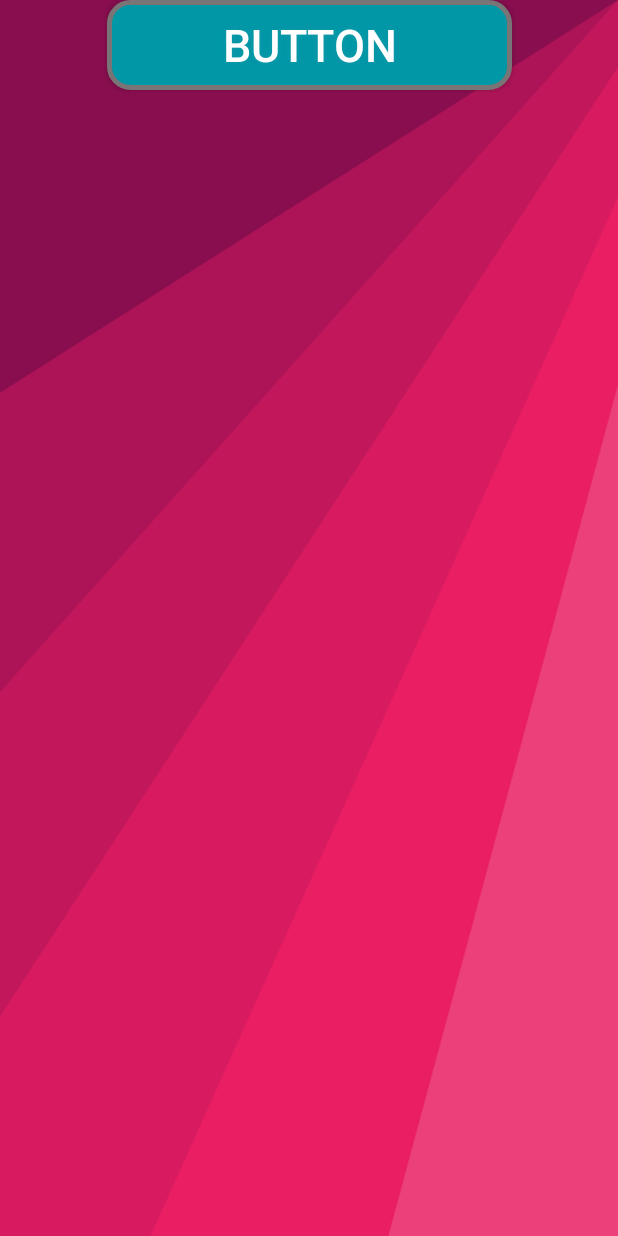
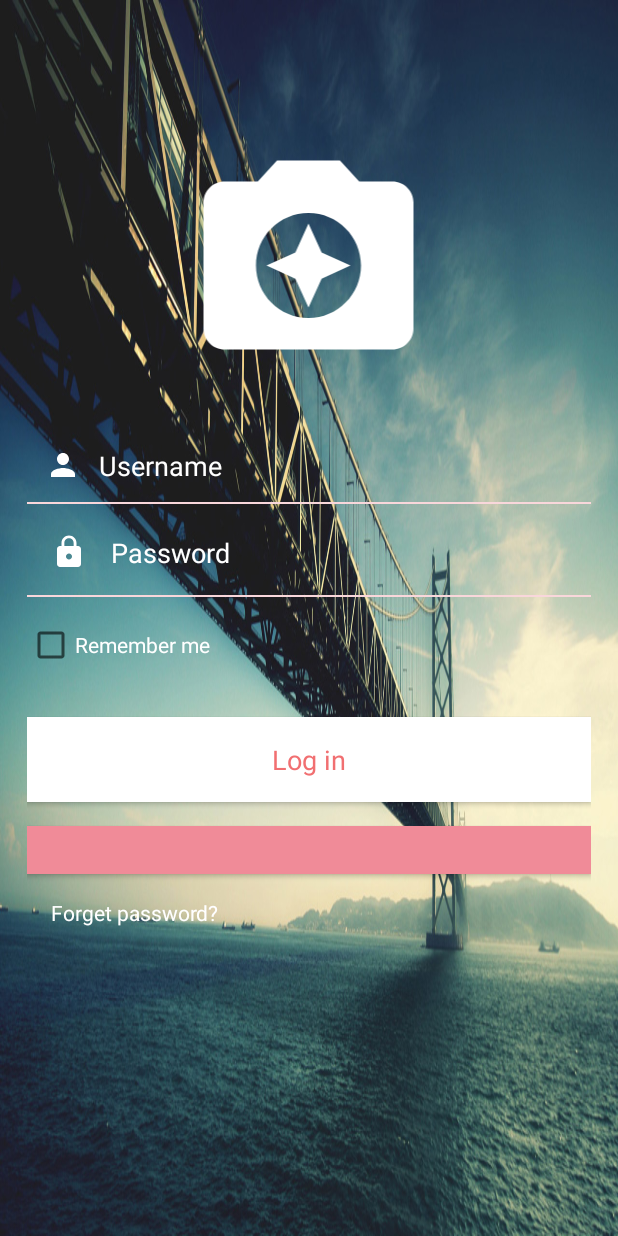
Before and after one commit to ZanderKirilov/Java-For-Everyone, an Android app: the Tester screen opened directly, with no data from a screen before it, on a phone screen of 412 x 824 dp. Run offline under Robolectric (Android 15) with nearby library versions, the phone set to English and light mode, and no system bars.

Commit message:
Commit java_for_everyone2.txt file, made it possible to read in Introduction page when click on button Intro. Redesigned Introduction layout. Added new files in drawable.

```diff
--- a/JavaForEveryone3/app/src/main/java/com/example/sethcohen/javaforeveryone3/Arrays.java
+++ b/JavaForEveryone3/app/src/main/java/com/example/sethcohen/javaforeveryone3/Arrays.java
@@ -1,7 +1,10 @@
 package com.example.sethcohen.javaforeveryone3;
 
+import android.content.Intent;
 import android.support.v7.app.AppCompatActivity;
 import android.os.Bundle;
+import android.view.View;
+import android.widget.Button;
 
 public class Arrays extends AppCompatActivity {
 
@@ -9,5 +12,6 @@ public class Arrays extends AppCompatActivity {
     protected void onCreate(Bundle savedInstanceState) {
         super.onCreate(savedInstanceState);
         setContentView(R.layout.activity_arrays);
+
     }
 }
--- a/JavaForEveryone3/app/src/main/java/com/example/sethcohen/javaforeveryone3/Tester.java
+++ b/JavaForEveryone3/app/src/main/java/com/example/sethcohen/javaforeveryone3/Tester.java
@@ -2,6 +2,10 @@ package com.example.sethcohen.javaforeveryone3;
 
 import android.support.v7.app.AppCompatActivity;
 import android.os.Bundle;
+import android.view.View;
+import android.view.animation.Animation;
+import android.view.animation.AnimationUtils;
+import android.widget.Button;
 
 public class Tester extends AppCompatActivity {
 
@@ -9,5 +13,6 @@ public class Tester extends AppCompatActivity {
     protected void onCreate(Bundle savedInstanceState) {
         super.onCreate(savedInstanceState);
         setContentView(R.layout.activity_tester);
+
     }
 }
--- /dev/null
+++ b/JavaForEveryone3/app/src/main/res/drawable/ic_camera_enhance_black_24dp.xml
@@ -0,0 +1,4 @@
+<vector android:height="256dp" android:viewportHeight="24.0"
+    android:viewportWidth="24.0" android:width="256dp" xmlns:android="http://schemas.android.com/apk/res/android">
+    <path android:fillColor="#ffffff" android:pathData="M9,3L7.17,5L4,5c-1.1,0 -2,0.9 -2,2v12c0,1.1 0.9,2 2,2h16c1.1,0 2,-0.9 2,-2L22,7c0,-1.1 -0.9,-2 -2,-2h-3.17L15,3L9,3zM12,18c-2.76,0 -5,-2.24 -5,-5s2.24,-5 5,-5 5,2.24 5,5 -2.24,5 -5,5zM12,17l1.25,-2.75L16,13l-2.75,-1.25L12,9l-1.25,2.75L8,13l2.75,1.25z"/>
+</vector>
--- /dev/null
+++ b/JavaForEveryone3/app/src/main/res/drawable/ic_lock_white_24dp.xml
@@ -0,0 +1,4 @@
+<?xml version="1.0" encoding="UTF-8" standalone="no"?>
+<vector xmlns:android="http://schemas.android.com/apk/res/android" android:height="24dp" android:viewportHeight="24.0" android:viewportWidth="24.0" android:width="24dp">
+    <path android:fillColor="#FFFFFF" android:pathData="M18,8h-1L17,6c0,-2.76 -2.24,-5 -5,-5S7,3.24 7,6v2L6,8c-1.1,0 -2,0.9 -2,2v10c0,1.1 0.9,2 2,2h12c1.1,0 2,-0.9 2,-2L20,10c0,-1.1 -0.9,-2 -2,-2zM12,17c-1.1,0 -2,-0.9 -2,-2s0.9,-2 2,-2 2,0.9 2,2 -0.9,2 -2,2zM15.1,8L8.9,8L8.9,6c0,-1.71 1.39,-3.1 3.1,-3.1 1.71,0 3.1,1.39 3.1,3.1v2z"/>
+</vector>
--- /dev/null
+++ b/JavaForEveryone3/app/src/main/res/drawable/ic_person_white_24dp.xml
@@ -0,0 +1,4 @@
+<?xml version="1.0" encoding="UTF-8" standalone="no"?>
+<vector xmlns:android="http://schemas.android.com/apk/res/android" android:height="24dp" android:viewportHeight="24.0" android:viewportWidth="24.0" android:width="24dp">
+    <path android:fillColor="#FFFFFF" android:pathData="M12,12c2.21,0 4,-1.79 4,-4s-1.79,-4 -4,-4 -4,1.79 -4,4 1.79,4 4,4zM12,14c-2.67,0 -8,1.34 -8,4v2h16v-2c0,-2.66 -5.33,-4 -8,-4z"/>
+</vector>
--- a/JavaForEveryone3/app/src/main/res/layout/activity_tester.xml
+++ b/JavaForEveryone3/app/src/main/res/layout/activity_tester.xml
@@ -1,27 +1,117 @@
 <?xml version="1.0" encoding="utf-8"?>
-<android.support.constraint.ConstraintLayout xmlns:android="http://schemas.android.com/apk/res/android"
+<LinearLayout xmlns:android="http://schemas.android.com/apk/res/android"
     xmlns:app="http://schemas.android.com/apk/res-auto"
-    xmlns:tools="http://schemas.android.com/tools"
+    android:orientation="vertical"
     android:layout_width="match_parent"
     android:layout_height="match_parent"
-    android:background="@drawable/pink_nuances"
-    tools:context="com.example.sethcohen.javaforeveryone3.Tester">
+    android:paddingLeft="18dp"
+    android:paddingRight="18dp"
+    android:background="@drawable/bridge">
 
-    <Button
-        android:id="@+id/angry_btn"
+    <ScrollView
+        android:layout_width="match_parent"
+        android:layout_height="match_parent">
+        <LinearLayout
+            android:layout_width="match_parent"
+            android:layout_height="match_parent"
+            android:orientation="vertical">
 
-        android:text="Button"
-        android:textColor="#FFFFFF"
-        android:textSize="30sp"
+            <ImageView
+                android:layout_width="250dp"
+                android:layout_height="200dp"
+                android:layout_gravity="center_horizontal"
+                android:padding="16dp"
+                android:layout_marginTop="70dp"
+                android:layout_marginBottom="16dp"
+                android:src="@drawable/ic_camera_enhance_black_24dp"/>
 
-        android:layout_width="270dp"
-        android:layout_height="60dp"
-        android:background="@drawable/buttonshape"
-        android:shadowColor="#1499A8"
-        android:shadowDx="0"
-        android:shadowDy="0"
-        android:shadowRadius="5"
-        tools:layout_editor_absoluteY="458dp"
-        app:layout_constraintLeft_toLeftOf="parent"
-        app:layout_constraintRight_toRightOf="parent" />
-</android.support.constraint.ConstraintLayout>
+            <EditText
+                android:layout_width="match_parent"
+                android:layout_height="wrap_content"
+                android:inputType="textEmailAddress"
+                android:ems="10"
+                android:id="@+id/editTextEmailAddress"
+                android:background="@android:color/transparent"
+                android:padding="12dp"
+                android:drawablePadding="12dp"
+                android:hint="Username"
+                android:textColorHint="#fff"
+                android:drawableLeft="@drawable/ic_person_white_24dp"/>
+
+            <View
+                android:layout_width="match_parent"
+                android:layout_height="1dp"
+                android:background="#f9d7db" />
+
+            <EditText
+                android:layout_width="match_parent"
+                android:layout_height="wrap_content"
+                android:inputType="textPassword"
+                android:ems="10"
+                android:id="@+id/editText_Password"
+                android:drawablePadding="16dp"
+                android:padding="16dp"
+                android:hint="Password"
+                android:textColorHint="#fff"
+                android:background="@android:color/transparent"
+                android:maxLines="1"
+                android:layout_marginTop="4dp"
+                android:drawableLeft="@drawable/ic_lock_white_24dp"/>
+
+            <View
+                android:layout_width="match_parent"
+                android:layout_height="1dp"
+                android:background="#f9d7db" />
+
+            <CheckBox
+                android:layout_width="wrap_content"
+                android:layout_height="wrap_content"
+                android:layout_marginTop="16dp"
+                android:text="Remember me "
+                android:textColor="#fff"
+                />
+
+            <Button
+                android:layout_width="match_parent"
+                android:layout_height="wrap_content"
+                android:background="#fff"
+                android:text="Log in"
+                android:textAllCaps="false"
+                android:textStyle="normal"
+                android:clickable="true"
+                android:textSize="18sp"
+                android:textColor="#f16f71"
+                android:padding="16dp"
+                style="@style/TextAppearance.AppCompat.Body1"
+                android:layout_marginTop="32dp"/>
+
+            <Button
+                android:layout_width="match_parent"
+                android:layout_height="32dp"
+                android:background="#f08b98"
+                android:text="Sign up"
+                android:textAllCaps="false"
+                android:textColor="#fff"
+                android:textStyle="normal"
+                android:textSize="18sp"
+                android:padding="16dp"
+                android:clickable="true"
+                style="@style/TextAppearance.AppCompat.Body1"
+                android:layout_marginTop="16dp"/>
+
+            <TextView
+                android:layout_width="wrap_content"
+                android:layout_height="wrap_content"
+                android:text="Forget password? "
+                android:textColor="#fff"
+                android:padding="16dp"
+                android:clickable="true"
+                android:layout_marginBottom="16dp"
+                style="@style/TextAppearance.AppCompat.Body1"/>
+
+
+
+        </LinearLayout>
+    </ScrollView>
+
+</LinearLayout>
--- /dev/null
+++ b/JavaForEveryone3/app/src/main/res/raw/java_for_everyone.txt
@@ -0,0 +1,2 @@
+"Java за всеки" е предназначена за хора, които имат голямо желание и мотивация да навлязат в дебрите на програмирането с езика Java. За да работите с това приложение и да усвоите материала в него, не е нужно да имате предварителни познания по програмиране или висше образование в сферата на математиката или информационните технологии. Приложението е базирано на книгата - "Java за всеки", която е написана от лекторите в ITTalents - Красимир Стоев и Николай Томитов. Приложението се ръководи на базата на учебната програма, с която работят от началото на 2013г.  Обучението в ITTalents e интензивно и от най-високо ниво. Статистиката показва, че абсолютно всички завършили курса, започват работа като програмисти!
+Преди да започнем, е необходимо да инсталираме софтуер, който ще ни е нужен, за да пишем и изпълним нашите програми. Ще трябва да инсталираме JDK - Java Development Kit. Можем лесно да го намерим в сайта на oracle.com. Ще ни бъде нужна и среда за разработка, за целите предлагаме да изтеглите Eclipse, който е наличен в сайта - eclipse.org. След инсталацията вече сме готови да преминем към реалната ОСНОВА.
--- a/JavaForEveryone3/app/src/main/res/values/colors.xml
+++ b/JavaForEveryone3/app/src/main/res/values/colors.xml
@@ -3,4 +3,5 @@
     <color name="colorPrimary">#3F51B5</color>
     <color name="colorPrimaryDark">#737477</color>
     <color name="colorAccent">#FF4081</color>
+    <color name="colorDefault">#0097a7</color>
 </resources>
```
Also changed, not shown: JavaForEveryone3/app/src/main/assets/Intro.txt (deleted, +0 -1 lines), JavaForEveryone3/app/src/main/assets/java_for_everyone2.txt (added, +98 -0 lines), JavaForEveryone3/app/src/main/java/com/example/sethcohen/javaforeveryone3/HomeScreen.java (+0 -25 lines), JavaForEveryone3/app/src/main/java/com/example/sethcohen/javaforeveryone3/Introduction.java (+22 -21 lines), JavaForEveryone3/app/src/main/res/anim/anim_alpha.xml (added, +10 -0 lines), JavaForEveryone3/app/src/main/res/layout/activity_home_screen.xml (+6 -6 lines), JavaForEveryone3/app/src/main/res/layout/activity_introduction.xml (+29 -16 lines), JavaForEveryone3/app/src/main/res/raw/intro.txt (deleted, +0 -1 lines), JavaForEveryone3/app/src/main/res/raw/java_for_everyone2.txt (added, +98 -0 lines), JavaForEveryone3/app/src/main/res/drawable/bridge.jpg (added).
